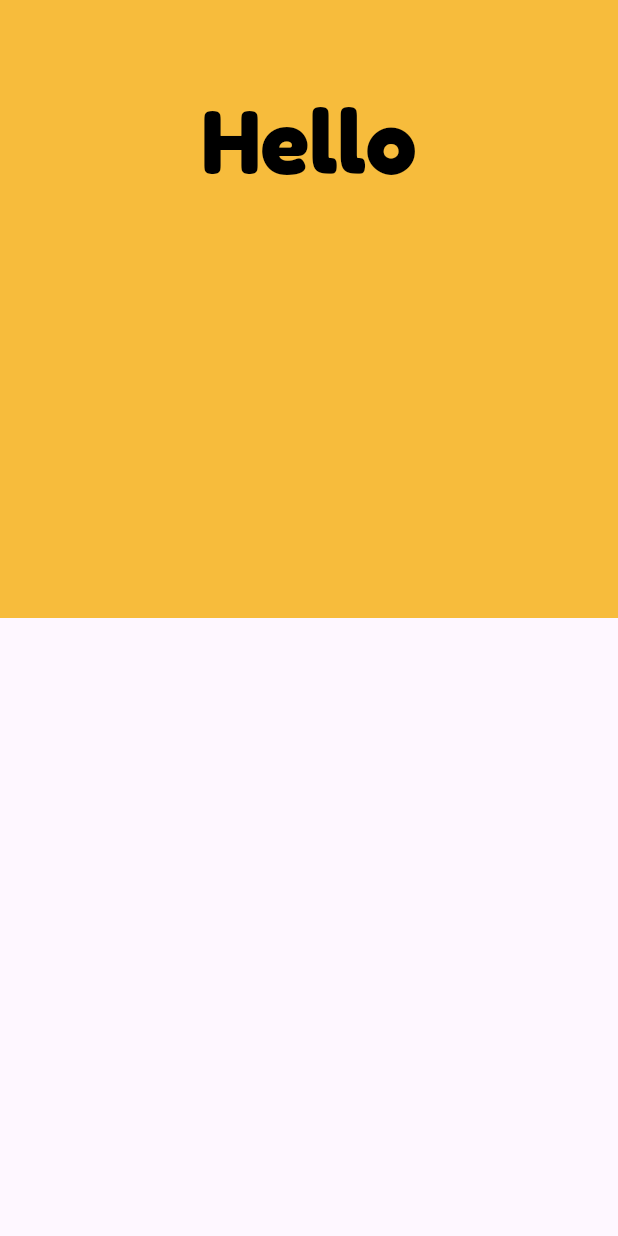
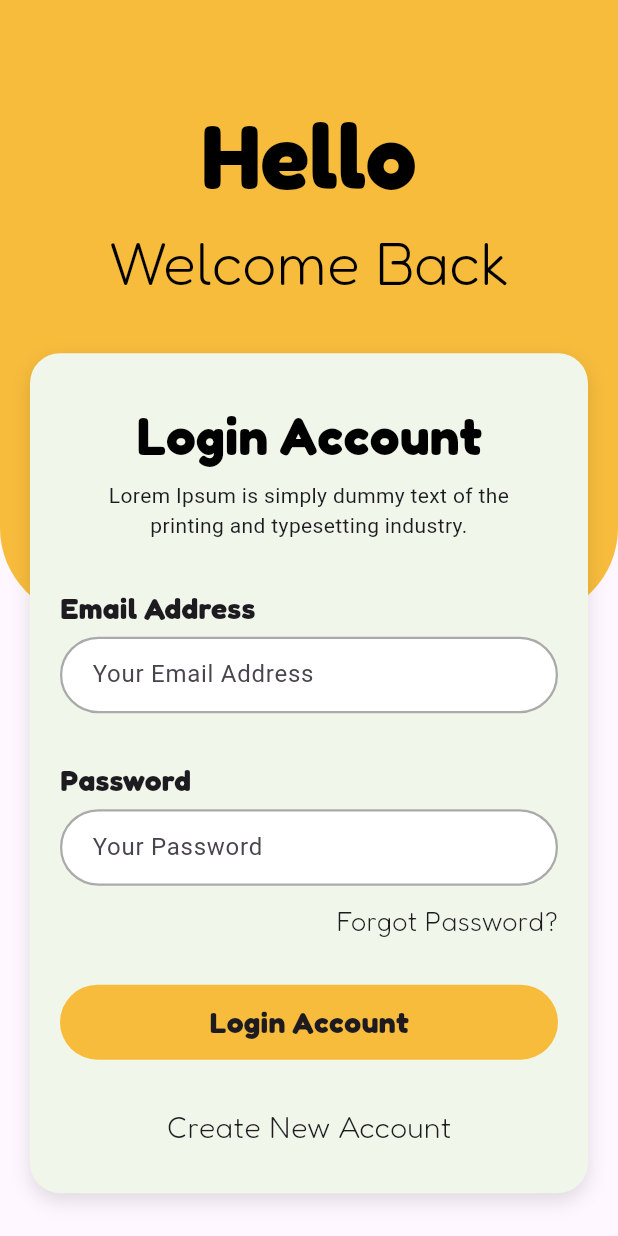
Before and after one commit to Usman-bin-Khalid/Pharmacy-App, a Flutter app: the Login screen opened directly, on a phone screen of 412 x 824 dp. Run offline on Flutter 3.47's test engine with Material 3 defaults, Android fonts, the phone set to English and light mode, and no system bars.

Commit message:
Login Screen Completed

```diff
--- a/lib/main.dart
+++ b/lib/main.dart
@@ -1,6 +1,7 @@
 import 'package:flutter/material.dart';
 import 'package:pharmacy_app/pages/detail_page.dart';
 import 'package:pharmacy_app/pages/home.dart';
+import 'package:pharmacy_app/pages/login.dart';
 
 void main() {
   runApp(const MyApp());
@@ -18,7 +19,8 @@ class MyApp extends StatelessWidget {
 
         colorScheme: ColorScheme.fromSeed(seedColor: Colors.deepPurple),
       ),
-      home: const Home(),
+      // home: const Home(),
+      home: Login(),
     );
   }
 }
--- a/lib/pages/login.dart
+++ b/lib/pages/login.dart
@@ -1,4 +1,5 @@
 import 'package:flutter/material.dart';
+import 'package:flutter/services.dart';
 
 class Login extends StatefulWidget {
   const Login({super.key});
@@ -9,31 +10,177 @@ class Login extends StatefulWidget {
 
 class _LoginState extends State<Login> {
   @override
-  Widget build(BuildContext context) {
-    return Scaffold(
-      body: Container(
+Widget build(BuildContext context) {
+
+  SystemChrome.setSystemUIOverlayStyle(
+    const SystemUiOverlayStyle(
+      statusBarColor: Colors.transparent,
+      statusBarIconBrightness: Brightness.light,
+      systemStatusBarContrastEnforced: false,
+    ),
+  );
+
+  return Scaffold(
+    extendBodyBehindAppBar: true,
+
+    resizeToAvoidBottomInset: true,
+    body: SingleChildScrollView(
+      child: Container(
+
+        constraints: BoxConstraints(
+          minHeight: MediaQuery.of(context).size.height,
+        ),
         child: Stack(
           children: [
-             Container(
+
+            Container(
               width: MediaQuery.of(context).size.width,
               height: MediaQuery.of(context).size.height / 2,
               decoration: const BoxDecoration(
-                color: Color(0xfff7bc3c)
+                color: Color(0xfff7bc3c),
+                borderRadius: BorderRadius.only(
+                  bottomLeft: Radius.circular(60.0),
+                  bottomRight: Radius.circular(60.0),
+                ),
               ),
               child: Column(
-                children: [
-                  SizedBox(height: 50.0,),
-                  Text('Hello', style: TextStyle(fontSize: 60.0, color: Colors.black,
-                  fontFamily: 'FredokaBold'
-
-                  ),)
+                children: const [
+                  SizedBox(height: 60.0),
+                  Text(
+                    'Hello',
+                    style: TextStyle(
+                      fontSize: 60.0,
+                      color: Colors.black,
+                      fontFamily: 'FredokaBold',
+                    ),
+                  ),
+                  Text(
+                    'Welcome Back',
+                    style: TextStyle(
+                      fontSize: 40.0,
+                      color: Colors.black,
+                      fontFamily: 'FredokaLight',
+                    ),
+                  ),
                 ],
               ),
-             )
+            ),
+
+            Container(
+              padding: const EdgeInsets.symmetric(horizontal: 20.0),
+              width: MediaQuery.of(context).size.width,
+              margin: EdgeInsets.only(
+                top: MediaQuery.of(context).size.height / 3.5,
+                left: 20.0,
+                right: 20.0,
+                bottom: 20.0,
+              ),
+              decoration: BoxDecoration(
+                color: const Color.fromARGB(255, 240, 247, 234),
+                borderRadius: BorderRadius.circular(20.0),
+                boxShadow: [
+                  BoxShadow(
+                    color: Colors.black12,
+                    blurRadius: 10,
+                    offset: Offset(0, 5),
+                  )
+                ],
+              ),
+              child: Column(
+                crossAxisAlignment: CrossAxisAlignment.start,
+                mainAxisSize: MainAxisSize.min,
+                children: [
+                  const SizedBox(height: 30.0),
+                  const Center(
+                    child: Text(
+                      'Login Account',
+                      style: TextStyle(
+                        fontSize: 35.0,
+                        color: Colors.black,
+                        fontFamily: 'FredokaBold',
+                      ),
+                    ),
+                  ),
+                  const SizedBox(height: 5.0),
+                  const Padding(
+                    padding: EdgeInsets.symmetric(horizontal: 30),
+                    child: Text(
+                      '''Lorem Ipsum is simply dummy text of the printing and typesetting industry.''',
+                      textAlign: TextAlign.center,
+                    ),
+                  ),
+                  const SizedBox(height: 30.0),
+                  const Text(
+                    'Email Address',
+                    style: TextStyle(fontSize: 20.0, fontFamily: 'FredokaBold'),
+                  ),
+                  const SizedBox(height: 5),
+                  _buildTextField("Your Email Address"),
+                  const SizedBox(height: 30.0),
+                  const Text(
+                    'Password',
+                    style: TextStyle(fontSize: 20.0, fontFamily: 'FredokaBold'),
+                  ),
+                  const SizedBox(height: 5),
+                  _buildTextField("Your Password"),
+                  const SizedBox(height: 10),
+                  const Align(
+                    alignment: Alignment.centerRight,
+                    child: Text(
+                      'Forgot Password?',
+                      style: TextStyle(fontSize: 18.0, fontFamily: 'FredokaLight'),
+                    ),
+                  ),
+                  const SizedBox(height: 30.0),
+
+
+                  Container(
+                    height: 50,
+                    width: double.infinity,
+                    decoration: BoxDecoration(
+                      color: const Color(0xfff7bc3c),
+                      borderRadius: BorderRadius.circular(60),
+                    ),
+                    child: const Center(
+                      child: Text(
+                        'Login Account',
+                        style: TextStyle(fontSize: 20.0, fontFamily: 'FredokaBold'),
+                      ),
+                    ),
+                  ),
+                  const SizedBox(height: 30.0),
+                  const Center(
+                    child: Text(
+                      'Create New Account',
+                      style: TextStyle(fontSize: 20.0, fontFamily: 'FredokaLight'),
+                    ),
+                  ),
+                  const SizedBox(height: 30.0),
+                ],
+              ),
+            ),
           ],
         ),
       ),
-    );
+    ),
+  );
+}
 
-  }
+Widget _buildTextField(String hint) {
+  return Container(
+    padding: const EdgeInsets.only(left: 20),
+    decoration: BoxDecoration(
+      borderRadius: BorderRadius.circular(60.0),
+      border: Border.all(color: const Color.fromARGB(85, 0, 0, 0), width: 1.5),
+      color: Colors.white,
+    ),
+    child: TextField(
+      decoration: InputDecoration(
+        border: InputBorder.none,
+        hintText: hint,
+      ),
+    ),
+  );
 }
+
+}
```
